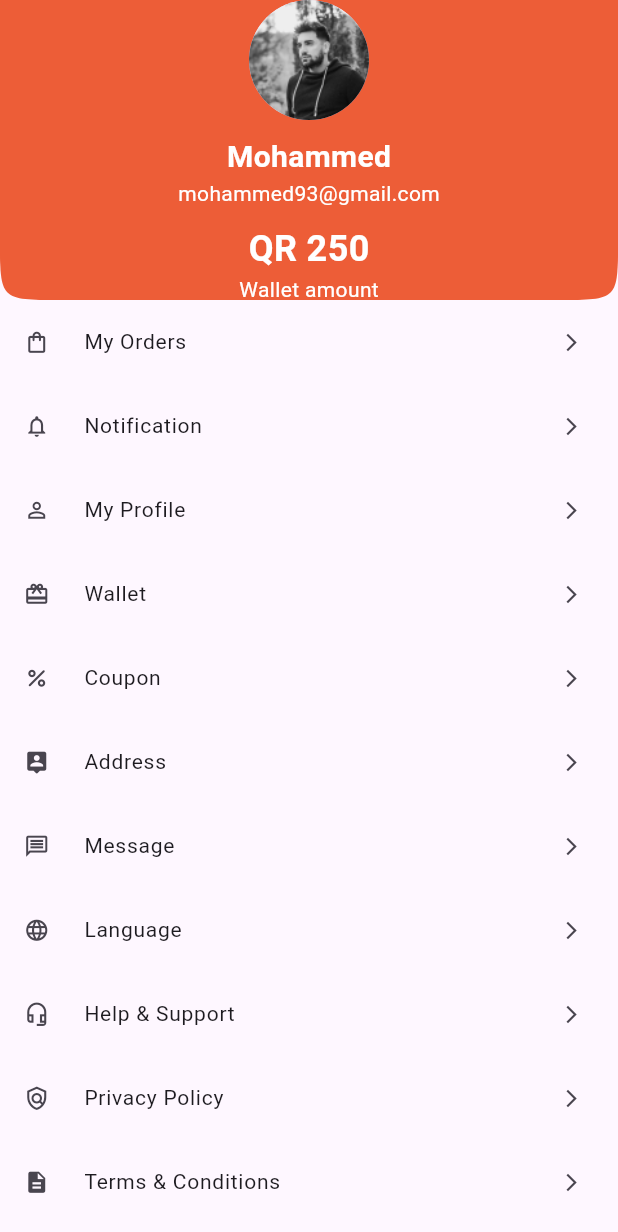
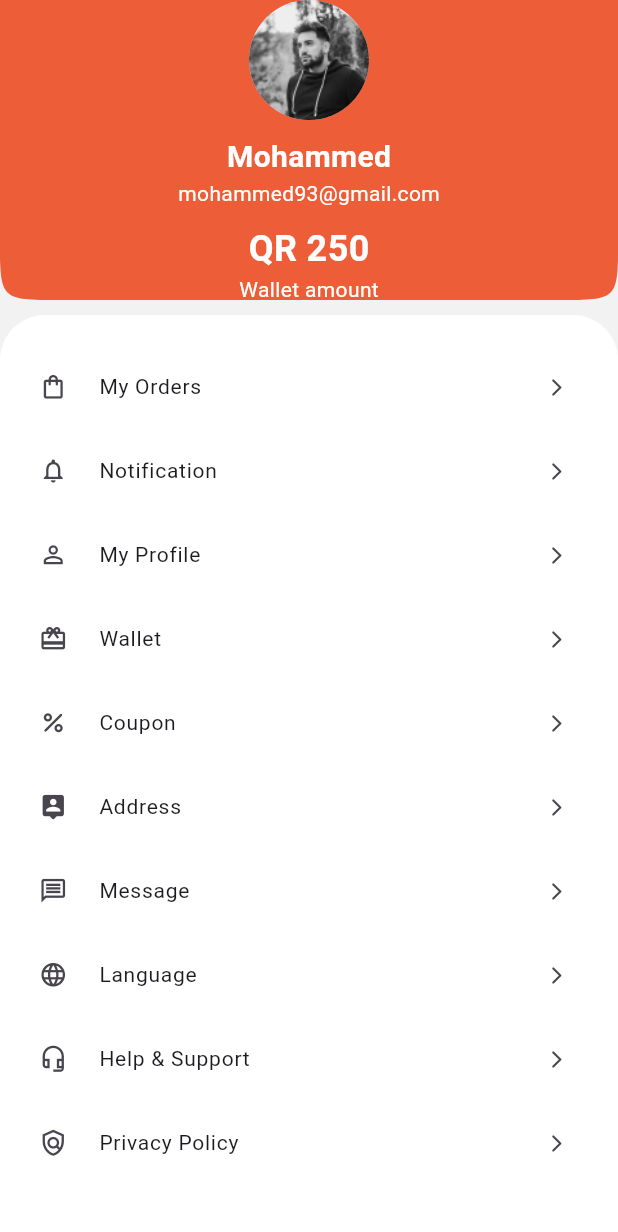
Before and after one commit to Afaf997/food_delivery_app, a Flutter app: the MenuScreen screen opened directly, on a phone screen of 412 x 824 dp. Shown: the top 1232 px of the screen. Run offline on Flutter 3.47's test engine with Material 3 defaults, Android fonts, the phone set to English and light mode, and no system bars; our stand-ins replace pin_code_text_field.

Commit message:
last screens

```diff
--- a/lib/screens/menu_screen.dart
+++ b/lib/screens/menu_screen.dart
@@ -1,7 +1,6 @@
 import 'package:flutter/material.dart';
 import 'package:food_delivery_app/screens/address_screen.dart';
 import 'package:food_delivery_app/screens/help_support.dart';
-import 'package:food_delivery_app/screens/language_screen.dart';
 import 'package:food_delivery_app/screens/language_selection.dart';
 import 'package:food_delivery_app/screens/my_profile.dart';
 import 'package:food_delivery_app/screens/notification.dart';
@@ -12,32 +11,32 @@ import 'package:food_delivery_app/screens/wallet.dart';
 import 'package:food_delivery_app/utils/constant.dart';
 
 class MenuScreen extends StatelessWidget {
-  const MenuScreen({super.key});
+  const MenuScreen({Key? key});
 
   @override
   Widget build(BuildContext context) {
     return Scaffold(
+      backgroundColor: Color.fromARGB(255, 243, 242, 242),
       appBar: AppBar(
         automaticallyImplyLeading: false,
         backgroundColor: kOrangeColor,
         toolbarHeight: 200,
         elevation: 0,
-        shape:const ContinuousRectangleBorder(
+        shape: const ContinuousRectangleBorder(
           borderRadius: BorderRadius.only(
             bottomLeft: Radius.circular(40),
             bottomRight: Radius.circular(40),
           ),
         ),
         flexibleSpace: Container(
-          decoration:const BoxDecoration(
+          decoration: const BoxDecoration(
             color: kOrangeColor,
             borderRadius: BorderRadius.only(
               bottomLeft: Radius.circular(30),
               bottomRight: Radius.circular(30),
             ),
           ),
-
-          child:const Column(
+          child: const Column(
             mainAxisAlignment: MainAxisAlignment.center,
             children: [
               CircleAvatar(
@@ -80,30 +79,41 @@ class MenuScreen extends StatelessWidget {
           ),
         ),
       ),
-      body: ListView(
+      body: Padding(
+        padding: const EdgeInsets.only(top: 10),
+        child: Container(
+          decoration:const BoxDecoration(
+            color:kWhite,
+            borderRadius: BorderRadius.only(
+              topLeft: Radius.circular(30),
+              topRight: Radius.circular(30),
+            ),
+          ),
+          padding: EdgeInsets.symmetric(horizontal: 10, vertical: 20),
+          child: ListView(
             children: [
               buildMenuItem(Icons.shopping_bag_outlined, 'My Orders', () {
                 Navigator.push(
                   context,
-              MaterialPageRoute(builder: (context) =>  MyOrderScreen()),
+                  MaterialPageRoute(builder: (context) => MyOrderScreen()),
                 );
               }),
               buildMenuItem(Icons.notifications_none_outlined, 'Notification', () {
                 Navigator.push(
                   context,
-              MaterialPageRoute(builder: (context) =>NotificationsScreen()),
+                  MaterialPageRoute(builder: (context) => NotificationsScreen()),
                 );
               }),
               buildMenuItem(Icons.person_outline_sharp, 'My Profile', () {
                 Navigator.push(
                   context,
-              MaterialPageRoute(builder: (context) =>MyProfile()),
+                  MaterialPageRoute(builder: (context) => MyProfile()),
                 );
               }),
               buildMenuItem(Icons.wallet_giftcard_outlined, 'Wallet', () {
                 Navigator.push(
                   context,
-              MaterialPageRoute(builder: (context) =>WalletScreen()),
+                  MaterialPageRoute(builder: (context) => WalletScreen()),
                 );
               }),
               buildMenuItem(Icons.percent_rounded, 'Coupon', () {
@@ -112,49 +122,51 @@ class MenuScreen extends StatelessWidget {
               buildMenuItem(Icons.person_pin_rounded, 'Address', () {
                 Navigator.push(
                   context,
-              MaterialPageRoute(builder: (context) =>AddressForm()),
+                  MaterialPageRoute(builder: (context) => AddressForm()),
                 );
               }),
               buildMenuItem(Icons.message_outlined, 'Message', () {
                 Navigator.push(
                   context,
-              MaterialPageRoute(builder: (context) =>AddressForm()),
+                  MaterialPageRoute(builder: (context) => AddressForm()),
                 );
               }),
               buildMenuItem(Icons.language, 'Language', () {
                 Navigator.push(
                   context,
-              MaterialPageRoute(builder: (context) =>SelectLanguage()),
+                  MaterialPageRoute(builder: (context) => SelectLanguage()),
                 );
               }),
               buildMenuItem(Icons.headset_mic_outlined, 'Help & Support', () {
                 Navigator.push(
                   context,
-              MaterialPageRoute(builder: (context) =>HelpSupport()),
+                  MaterialPageRoute(builder: (context) => HelpSupport()),
                 );
               }),
               buildMenuItem(Icons.policy_outlined, 'Privacy Policy', () {
                 Navigator.push(
                   context,
-              MaterialPageRoute(builder: (context) =>PrivacyPolicy()),
+                  MaterialPageRoute(builder: (context) => PrivacyPolicy()),
                 );
               }),
               buildMenuItem(Icons.description, 'Terms & Conditions', () {
                 Navigator.push(
                   context,
-              MaterialPageRoute(builder: (context) =>TermsCondition()),
+                  MaterialPageRoute(builder: (context) => TermsCondition()),
                 );
               }),
             ],
+          ),
+        ),
       ),
     );
   }
 
   Widget buildMenuItem(IconData icon, String text, VoidCallback onTap) {
     return ListTile(
-      leading: Icon(icon, size: 17),
-      title: Text(text, style: TextStyle(fontSize: 14)),
-      trailing: Icon(Icons.arrow_forward_ios, size: 14),
+      leading: Icon(icon, size: 19),
+      title: Text(text, style: const TextStyle(fontSize: 14)),
+      trailing:const Icon(Icons.arrow_forward_ios_rounded, size: 14),
       onTap: onTap,
     );
   }
--- a/lib/screens/top_deals.dart
+++ b/lib/screens/top_deals.dart
@@ -11,7 +11,7 @@ class TopDeals extends StatelessWidget {
     return  Scaffold(
       appBar: AppBar(
         toolbarHeight: 100,
-        title: ReusableText(
+        title:const ReusableText(
           text: 'Top Deals',
           fontWeight: FontWeight.w900,
           fontSize: 20,
--- a/pubspec.yaml
+++ b/pubspec.yaml
@@ -65,7 +65,7 @@ flutter:
   # To add assets to your application, add an assets section, like this:
   assets:
     - assets/images/logo.png
-    - assets/images/firstImage.jpg
+    - assets/images/Main_image.png
     - assets/images/product1.png
     - assets/images/product2.png
     - assets/images/product3.png
```
Also changed, not shown: lib/functions/mainimage_container.dart (+5 -26 lines), assets/images/Main_image.png (added). Lines whose indentation alone changed are shown as unchanged.
